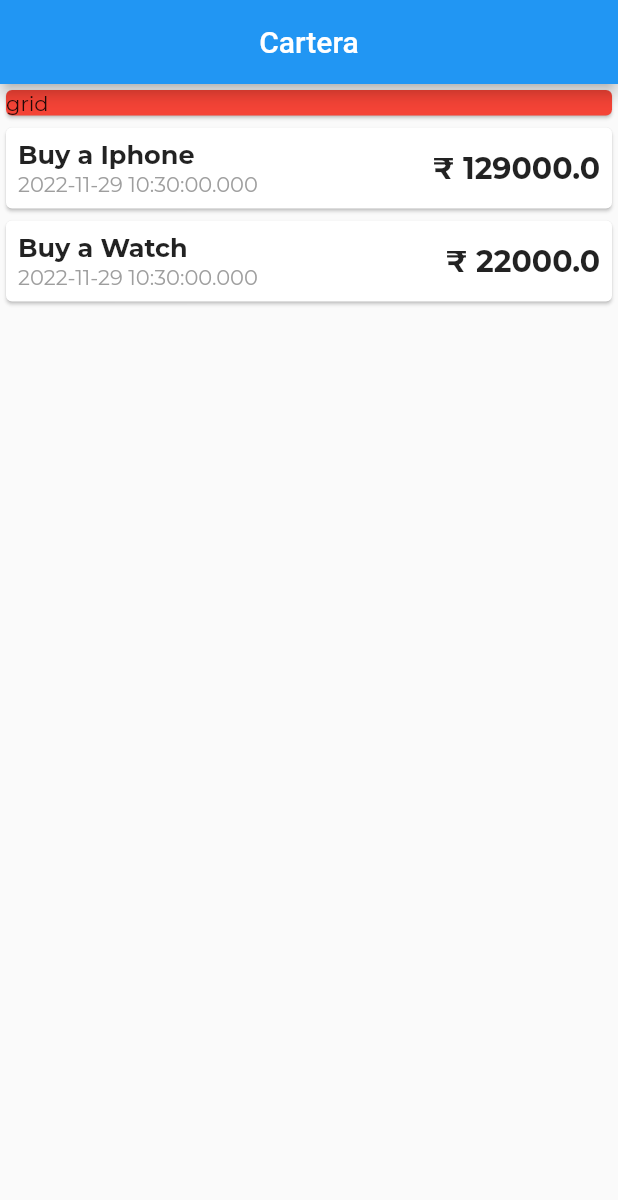
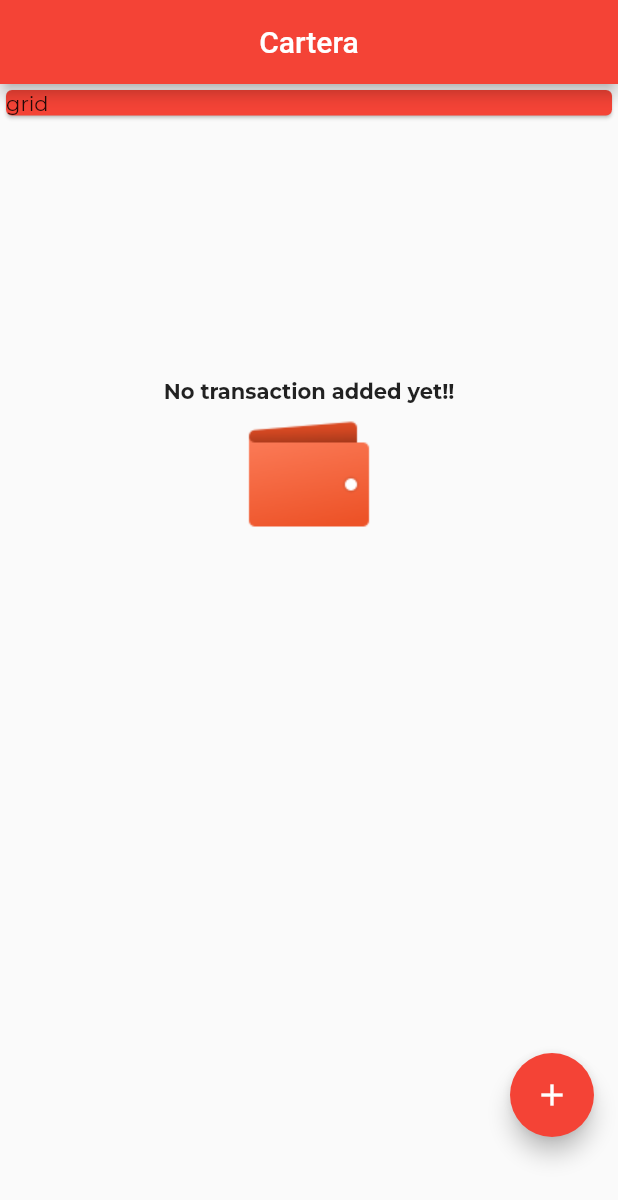
Before and after one commit to AbdullaNasarAp/Cartera, a Flutter app: the screen it shows after launch, on a phone screen of 412 x 824 dp. Shown: the top 1200 px of the screen. Run offline on Flutter 3.47's test engine with Material 2 defaults, Android fonts, the phone set to English and light mode, and no system bars; our stand-ins replace google_fonts.

Commit message:
after costumized listtile and Form

```diff
--- a/lib/main.dart
+++ b/lib/main.dart
@@ -16,8 +16,13 @@ class MyApp extends StatelessWidget {
     return MaterialApp(
       debugShowCheckedModeBanner: false,
       home: HomeScreen(),
-      theme:
-          ThemeData(textTheme: TextTheme(bodyText2: GoogleFonts.montserrat())),
+      theme: ThemeData(
+        textTheme: TextTheme(
+          bodyText2: GoogleFonts.montserrat(),
+        ),
+        primaryColor: Colors.red,
+        primarySwatch: Colors.red,
+      ),
     );
   }
 }
--- a/lib/view/home/homescreen.dart
+++ b/lib/view/home/homescreen.dart
@@ -1,72 +1,88 @@
-import 'package:cartera/controller/transaction/transaction.dart';
+import 'package:cartera/controller/model/transaction/transaction.dart';
+import 'package:cartera/view/home/widget/new_transacton.dart';
+import 'package:cartera/view/home/widget/trasaction_list.dart';
 import 'package:flutter/material.dart';
 
-class HomeScreen extends StatelessWidget {
-  final List<Transaction> transactions = [
-    Transaction(
-      id: 't1',
-      title: 'Buy a Iphone',
-      amount: 129000,
-      date: DateTime.now(),
+class HomeScreen extends StatefulWidget {
+  const HomeScreen({super.key});
+
+  @override
+  State<HomeScreen> createState() => _HomeScreenState();
+}
+
+class _HomeScreenState extends State<HomeScreen> {
+  final List<Transaction> _userTransaction = [
+    // Transaction(
+    //   id: 't1',
+    //   title: 'Buy a Iphone',
+    //   amount: 129000,
+    //   date: DateTime.now(),
+    // ),
+    // Transaction(
+    //   id: 't2',
+    //   title: 'Buy a Watch',
+    //   amount: 22000,
+    //   date: DateTime.now(),
+    // ),
+  ];
+  void _addNewTranscation(String txTitle, double txAmount) {
+    final newTx = Transaction(
+        id: DateTime.now().toString(),
+        title: txTitle,
+        amount: txAmount,
+        date: DateTime.now());
+    setState(() {
+      _userTransaction.add(newTx);
+    });
+  }
+
+  void startAddNewTransaction(BuildContext ctx) {
+    showModalBottomSheet(
+        context: ctx,
+        builder: (_) {
+          return GestureDetector(
+            onTap: () {},
+            child: NewTransaction(
+              addTx: _addNewTranscation,
             ),
-    Transaction(
-      id: 't2',
-      title: 'Buy a Watch',
-      amount: 22000,
-      date: DateTime.now(),
-    ),
-  ];
-  HomeScreen({super.key});
+            behavior: HitTestBehavior.opaque,
+          );
+        });
+  }
 
   @override
   Widget build(BuildContext context) {
-    return Scaffold(
+    return GestureDetector(
+      onTap: () {
+        FocusScope.of(context).unfocus();
+      },
+      child: Scaffold(
         appBar: AppBar(
-        title: Text("Cartera"),
+          title: const Text("Cartera"),
           centerTitle: true,
         ),
-      body: Column(
+        body: SingleChildScrollView(
+          child: Column(
             children: [
               Container(
                   width: double.infinity,
-              child: Card(
+                  child: const Card(
                     color: Colors.red,
                     child: Text("grid"),
                   )),
-          Column(
-            children: transactions.map((tsn) {
-              return Card(
-                child: Padding(
-                  padding: const EdgeInsets.all(8.0),
-                  child: Row(
-                    mainAxisAlignment: MainAxisAlignment.spaceBetween,
-                    children: [
-                      Column(
-                        crossAxisAlignment: CrossAxisAlignment.start,
-                        children: [
-                          Text(
-                            tsn.title,
-                            style: TextStyle(
-                                fontWeight: FontWeight.bold, fontSize: 17),
-                          ),
-                          Text(
-                            tsn.date.toString(),
-                            style: TextStyle(color: Colors.grey),
-                          ),
-                        ],
-                      ),
-                      Text(
-                        "₹ ${tsn.amount.toString()}",
-                        style: TextStyle(
-                            fontWeight: FontWeight.bold, fontSize: 20),
-                      )
+              TransactionList(transactions: _userTransaction)
             ],
           ),
         ),
-              );
-            }).toList(),
-          )
-        ],
+        floatingActionButton: Padding(
+          padding: const EdgeInsets.only(bottom: 50.0),
+          child: FloatingActionButton(
+            onPressed: (() {
+              startAddNewTransaction(context);
+            }),
+            child: Icon(Icons.add),
+          ),
+        ),
       ),
     );
   }
--- /dev/null
+++ b/lib/view/home/widget/trasaction_list.dart
@@ -0,0 +1,62 @@
+import 'package:cartera/controller/model/transaction/transaction.dart';
+import 'package:flutter/material.dart';
+
+import 'package:intl/intl.dart';
+
+class TransactionList extends StatelessWidget {
+  const TransactionList({super.key, required this.transactions});
+  final List<Transaction> transactions;
+
+  @override
+  Widget build(BuildContext context) {
+    return Container(
+        height: 455,
+        child: transactions.isEmpty
+            ? Column(
+                mainAxisAlignment: MainAxisAlignment.center,
+                children: [
+                  const Text(
+                    "No transaction added yet!!",
+                    style: TextStyle(fontWeight: FontWeight.bold),
+                  ),
+                  Image.asset("assets/image/icons8-wallet-96.png")
+                ],
+              )
+            : ListView.builder(
+                itemCount: transactions.length,
+                itemBuilder: (context, index) {
+                  return Card(
+                    child: Padding(
+                      padding: const EdgeInsets.all(8.0),
+                      child: Row(
+                        mainAxisAlignment: MainAxisAlignment.spaceBetween,
+                        children: [
+                          Column(
+                            crossAxisAlignment: CrossAxisAlignment.start,
+                            children: [
+                              Text(
+                                transactions[index].title,
+                                style: const TextStyle(
+                                    fontWeight: FontWeight.bold, fontSize: 17),
+                              ),
+                              Text(
+                                DateFormat('EEE ,MMM ,d ,y')
+                                    .add_jm()
+                                    .format(transactions[index].date),
+                                style: const TextStyle(
+                                    color: Colors.grey, fontSize: 16),
+                              ),
+                            ],
+                          ),
+                          Text(
+                            "₹ ${transactions[index].amount.toString()}",
+                            style: TextStyle(
+                                fontWeight: FontWeight.bold, fontSize: 20),
+                          )
+                        ],
+                      ),
+                    ),
+                  );
+                }));
+  }
+}
--- a/pubspec.yaml
+++ b/pubspec.yaml
@@ -62,9 +62,8 @@ flutter:
   uses-material-design: true
 
   # To add assets to your application, add an assets section, like this:
-  # assets:
-  #   - images/a_dot_burr.jpeg
-  #   - images/a_dot_ham.jpeg
+  assets:
+    - assets/image/
 
   # An image asset can refer to one or more resolution-specific "variants", see
   # https://flutter.dev/assets-and-images/#resolution-aware
```
Also changed, not shown: lib/view/home/widget/new_transacton.dart (added, +69 -0 lines), assets/image/icons8-wallet-96.png (added), lib/controller/model/transaction/transaction.dart (renamed from lib/controller/transaction/transaction.dart), lib/view/home/widget/chart.dart (added). Lines whose indentation alone changed are shown as unchanged.
